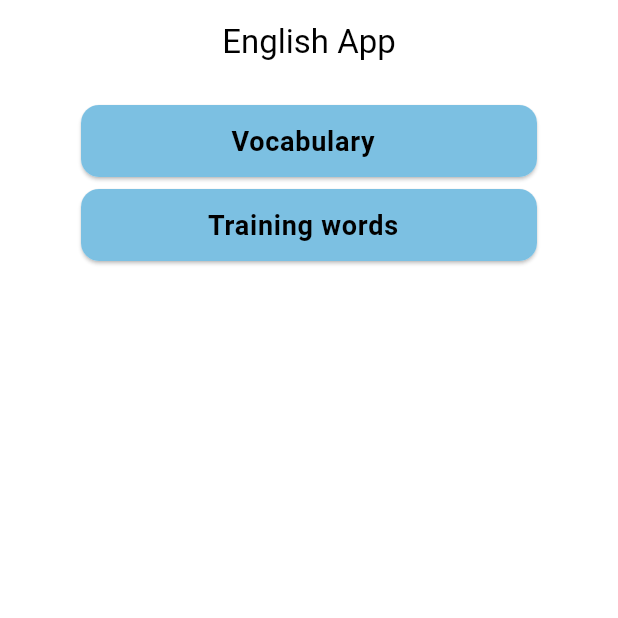
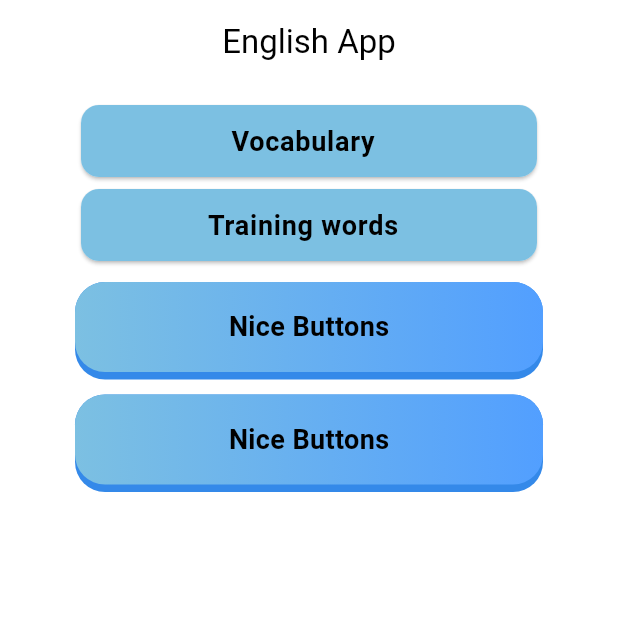
Before and after one commit to DatskoDavid/english_app, a Flutter app: the screen it shows after launch, on a phone screen of 412 x 824 dp, the top half of it. Run offline on Flutter 3.47's test engine with Material 2 defaults, Android fonts, the phone set to English and light mode, and no system bars; drawn by our look-alikes of nice_buttons; our stand-ins replace hive, hive_flutter; accounts and stored records are empty.

Commit message:
some refactor

```diff
--- a/lib/presentation/screens/home_screen.dart
+++ b/lib/presentation/screens/home_screen.dart
@@ -1,4 +1,5 @@
 import 'package:flutter/material.dart';
+import 'package:nice_buttons/nice_buttons.dart';
 
 import 'vocabulary_screen.dart';
 import 'word_info_screen.dart';
@@ -20,6 +21,10 @@ class HomeScreen extends StatelessWidget {
         children: [
           _getButton('Vocabulary', context, VocabularyScreen.routeName),
           _getButton('Training words', context, WordInfoScreen.routeName),
+          const SizedBox(height: 10),
+          _getNiceBtn(),
+          const SizedBox(height: 10),
+          _getNiceBtn(),
         ],
       ),
     );
@@ -45,4 +50,22 @@ class HomeScreen extends StatelessWidget {
       ),
     );
   }
+
+  Widget _getNiceBtn() {
+    return NiceButtons(
+      startColor: const Color.fromARGB(255, 124, 192, 226),
+      stretch: false,
+      gradientOrientation: GradientOrientation.Horizontal,
+      onTap: (finish) {
+        print('On tap called');
+      },
+      child: const Text(
+        'Nice Buttons',
+        style: TextStyle(
+          fontSize: 18,
+          fontWeight: FontWeight.w700,
+        ),
+      ),
+    );
+  }
 }
--- a/pubspec.yaml
+++ b/pubspec.yaml
@@ -38,6 +38,7 @@ dependencies:
   cupertino_icons: ^1.0.2
   http: ^0.13.5
   hive_flutter: ^1.1.0
+  nice_buttons: ^0.0.2
 
 
 
```
Also changed, not shown: lib/main.dart (+12 -1 lines), lib/presentation/screens/word_info_screen.dart (+9 -0 lines), pubspec.lock.
